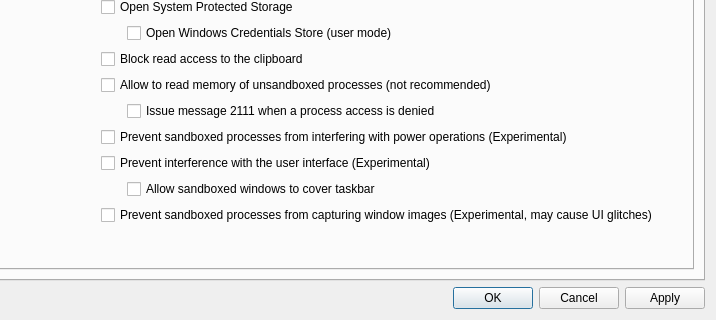
Qt form SandboxiePlus/SandMan/Forms/OptionsWindow.ui (sandboxie-plus/Sandboxie) before a commit; both pictures show x 119 to 835 and y 202 to 522 of the 835 by 522 pixel window.
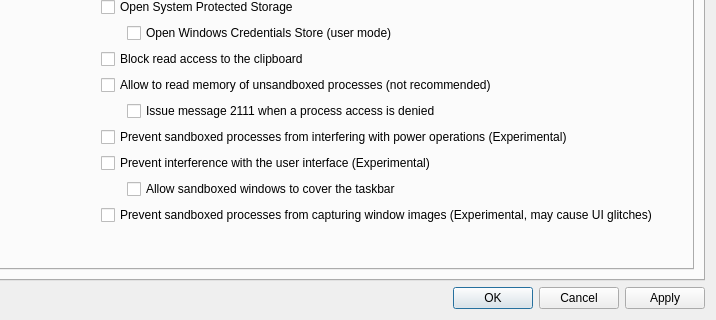
The same form after that commit. The open tabs and pages were chosen to show the change.

Commit message: Updated Turkish translations

What changed in the file:
```diff
--- a/SandboxiePlus/SandMan/Forms/OptionsWindow.ui
+++ b/SandboxiePlus/SandMan/Forms/OptionsWindow.ui
@@ -808,7 +808,7 @@
              <item row="16" column="2" colspan="2">
               <widget class="QCheckBox" name="chkCoverBar">
                <property name="text">
-                <string>Allow sandboxed windows to cover taskbar</string>
+                <string>Allow sandboxed windows to cover the taskbar</string>
                </property>
               </widget>
              </item>
```
The commit also changes 2 other files.
